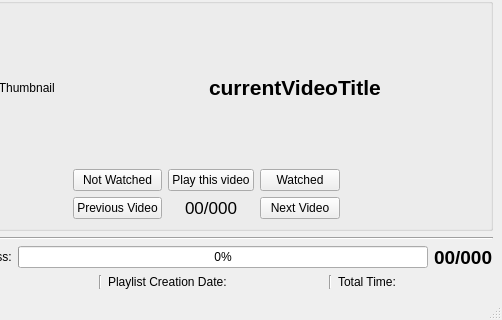
Qt form src/PlaylistCompanion/mainwindow.ui (KaziRifatMorshed/Playlist-Companion) before a commit; both pictures show x 90 to 592 and y 538 to 858 of the 592 by 858 pixel window.
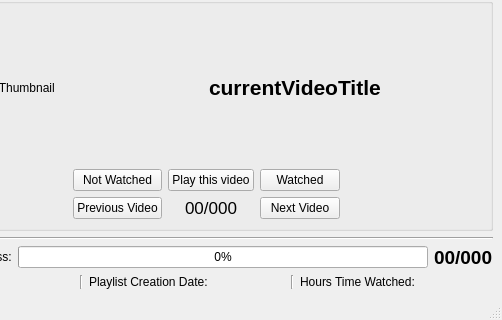
The same form after that commit. Icons and pictures are not drawn.

Commit message: time watched implemented

```diff
--- a/src/PlaylistCompanion/mainwindow.ui
+++ b/src/PlaylistCompanion/mainwindow.ui
@@ -525,7 +525,7 @@
          </sizepolicy>
         </property>
         <property name="text">
-         <string>Total Time:</string>
+         <string>Hours Time Watched:</string>
         </property>
        </widget>
       </item>
```
The commit also changes 9 other files.
